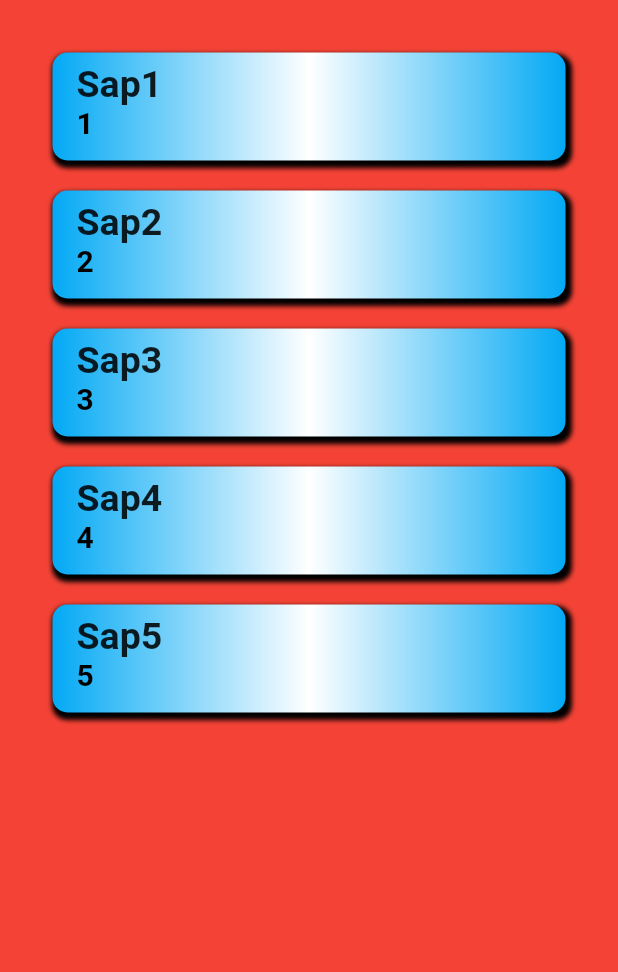
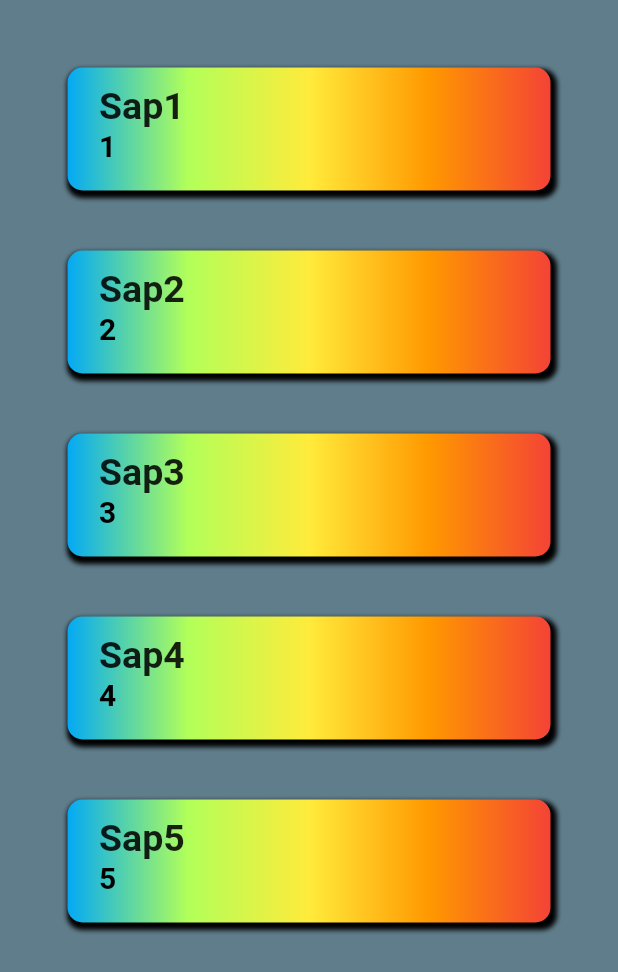
Before and after one commit to Sapna2001/Flutter, a Flutter app: the screen it shows after launch, on a phone screen of 412 x 824 dp. Shown: the top 972 px of the screen. Run offline on Flutter 3.47's test engine with Material 2 defaults, Android fonts, the phone set to English and light mode, and no system bars; our stand-ins replace dio.

Commit message:
files added

```diff
--- a/tiles/lib/calling_constructor.dart
+++ b/tiles/lib/calling_constructor.dart
@@ -1,6 +1,6 @@
 import 'constructor.dart';
 
-class constList{
+class ConstList{
   String name;
   int rollNo;
 
--- a/tiles/lib/main.dart
+++ b/tiles/lib/main.dart
@@ -1,8 +1,21 @@
 import 'package:flutter/material.dart';
 import 'package:tiles/tiles.dart';
 
+//void main() {
+//  runApp(MaterialApp(
+//    home: Tiles(),
+//  ));
+//}
+
 void main() {
-  runApp(MaterialApp(
-    home: Tiles(),
-  ));
+  runApp(MaterialApp(home: MyApp()));
 }
+
+class MyApp extends StatelessWidget {
+  @override
+  Widget build(BuildContext context) {
+    return Scaffold(
+      body:Tiles(),
+    );
+  }
+}
--- a/tiles/lib/tiles.dart
+++ b/tiles/lib/tiles.dart
@@ -1,3 +1,7 @@
+import 'dart:async';
+import 'package:http/http.dart' as http;
+import 'package:dio/dio.dart';
+import 'dart:convert' as convert;
 import 'package:flutter/material.dart';
 import 'package:tiles/calling_constructor.dart';
 
@@ -7,17 +11,53 @@ class Tiles extends StatefulWidget {
 }
 
 class _TilesState extends State<Tiles> {
-  constList list = constList();
+
+  // init -> build -> dispose
+
+  @override
+  void initState() {
+    super.initState();
+  }
+
+//  @override
+//  void dispose() {
+//    super.dispose();
+//  }
+
+//  getHttpData() async {
+//    var url = 'https://jsonplaceholder.typicode.com/users';
+//   Future<http.Response> response = http.get(url);
+////    if (response.statusCode == 200) {
+////      var jsonResponse = convert.jsonDecode(response.body);
+////      print(jsonResponse[0]["title"]);
+////    } else {
+////      print('Request failed with status: ${response.statusCode}.');
+////    }
+//  }
+
+//  getDioData() async {
+//  var dio = Dio();
+//  Response response = await dio.get('https://jsonplaceholder.typicode.com/users');
+//  print(response.data[0]["title"]);
+//  }
+
+  Future<http.Response> fetchAlbum() {
+    return http.get('https://jsonplaceholder.typicode.com/albums/1');
+  }
+
+  ConstList list = ConstList();  //instance created
   @override
   Widget build(BuildContext context) {
+    getHttpData();
    return Scaffold(
-     backgroundColor: Colors.red,
+     backgroundColor: Colors.blueGrey,
      body: ListView.builder(
          padding: const EdgeInsets.all(25),
          itemCount: list.student.length,
          itemBuilder: (BuildContext context,index) {
             return Container(
-              margin: const EdgeInsets.all(10),
+              margin: const EdgeInsets.all(20),
+              padding: const EdgeInsets.all(5),
               decoration: BoxDecoration(
                   borderRadius: BorderRadius.circular(10),
                   boxShadow: [
@@ -28,7 +68,7 @@ class _TilesState extends State<Tiles> {
                         offset: Offset(2.0,3.0),
                     )
                   ],
-                  gradient: LinearGradient(colors: [Colors.lightBlue,Colors.white,Colors.lightBlue])
+                  gradient: LinearGradient(colors: [Colors.lightBlue,Colors.lightGreenAccent,Colors.yellow,Colors.orange,Colors.red,])
               ),
               child: ListTile(
                   title: Text('${list.listName(index)}',
--- a/tiles/pubspec.yaml
+++ b/tiles/pubspec.yaml
@@ -24,10 +24,11 @@ dependencies:
   flutter:
     sdk: flutter
 
-
   # The following adds the Cupertino Icons font to your application.
   # Use with the CupertinoIcons class for iOS style icons.
   cupertino_icons: ^0.1.3
+  http: ^0.12.2
+  dio: ^3.0.10
 
 dev_dependencies:
   flutter_test:
```
Also changed, not shown: tiles/pubspec.lock.
